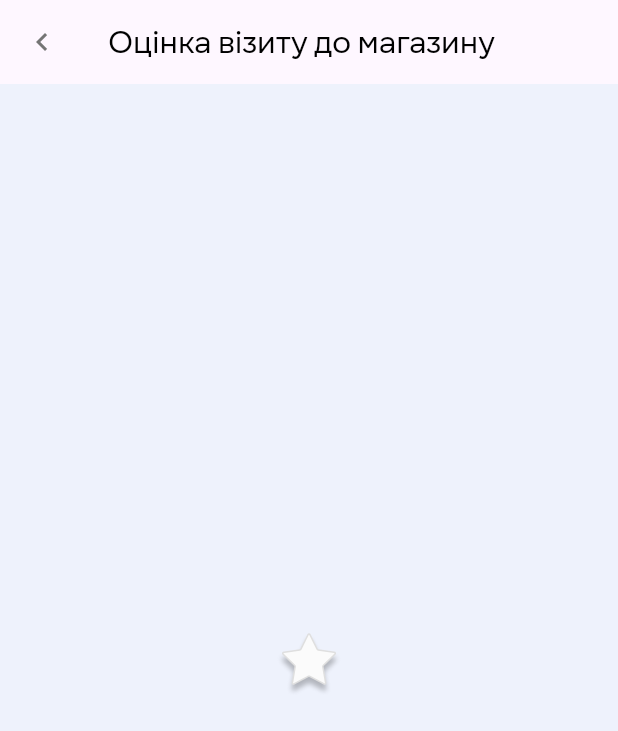
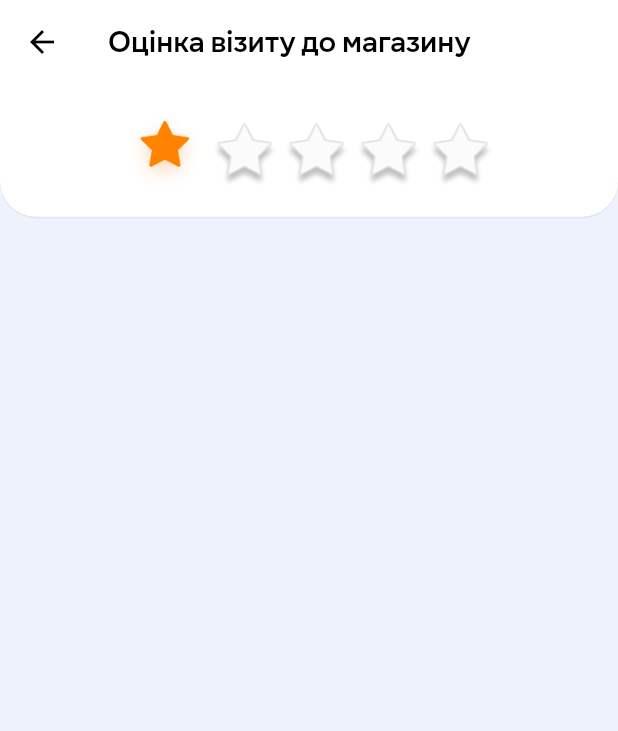
Before and after one commit to nazarenkodima/flutter_learning_journey, a Flutter app: the Forms screen opened directly, on a phone screen of 412 x 824 dp. Shown: the top 731 px of the screen. Run offline on Flutter 3.47's test engine with Material 3 defaults, Android fonts, the phone set to English and light mode, and no system bars.

Commit message:
feat: add rating card

```diff
--- a/lib/lesson_12/homework_12.dart
+++ b/lib/lesson_12/homework_12.dart
@@ -1,4 +1,5 @@
 import 'package:flutter/material.dart';
+import 'package:flutter_learning_journey/lesson_12/rating_card.dart';
 
 class Forms extends StatefulWidget {
   const Forms({super.key});
@@ -7,22 +8,34 @@ class Forms extends StatefulWidget {
   State<Forms> createState() => _FormsState();
 }
 
+//
 class _FormsState extends State<Forms> {
+  int _rating = 0;
+
   @override
   Widget build(BuildContext context) {
     return Scaffold(
       appBar: AppBar(
-        title: const Text('Оцінка візиту до магазину'),
-        leading: Icon(
-          Icons.chevron_left,
-          size: 24,
-          color: Colors.grey.shade600,
+        title: const Text(
+          'Оцінка візиту до магазину',
+          style: TextStyle(fontSize: 20, fontWeight: FontWeight.w600),
         ),
-
         foregroundColor: Colors.black,
+        backgroundColor: Colors.white,
       ),
-      body: Center(
-        child: Image.asset('assets/images/rating_empty.png', width: 48),
+      body: SingleChildScrollView(
+        child: Column(
+          spacing: 10,
+          crossAxisAlignment: .stretch,
+          children: [
+            RatingCard(
+              rating: _rating,
+              onChanged: (value) => setState(() {
+                _rating = value;
+              }),
+            ),
+          ],
+        ),
       ),
       backgroundColor: const Color(0xFFEEF2FC),
     );
--- /dev/null
+++ b/lib/lesson_12/rating_card.dart
@@ -0,0 +1,43 @@
+import 'package:flutter/material.dart';
+
+class RatingCard extends StatelessWidget {
+  const RatingCard({super.key, required this.rating, required this.onChanged});
+
+  final int rating;
+  final ValueChanged<int> onChanged;
+
+  @override
+  Widget build(BuildContext context) {
+    return AnimatedContainer(
+      duration: const Duration(seconds: 600),
+      padding: .all(16),
+      decoration: BoxDecoration(
+        color: Colors.white,
+        borderRadius: BorderRadius.only(
+          bottomLeft: Radius.circular(24),
+          bottomRight: Radius.circular(24),
+        ),
+        boxShadow: [
+          BoxShadow(
+            color: Color(0x0F000000),
+            offset: Offset(0, 1),
+            blurRadius: 0,
+            spreadRadius: 0,
+          ),
+        ],
+      ),
+      child: Row(
+        mainAxisAlignment: .center,
+        children: List.generate(
+          5,
+          (i) => GestureDetector(
+            onTap: () => {onChanged(i)},
+            child: rating >= i
+                ? Image.asset('assets/images/rating_filled.png', width: 58)
+                : Image.asset('assets/images/rating_empty.png', width: 48),
+          ),
+        ),
+      ),
+    );
+  }
+}
```
